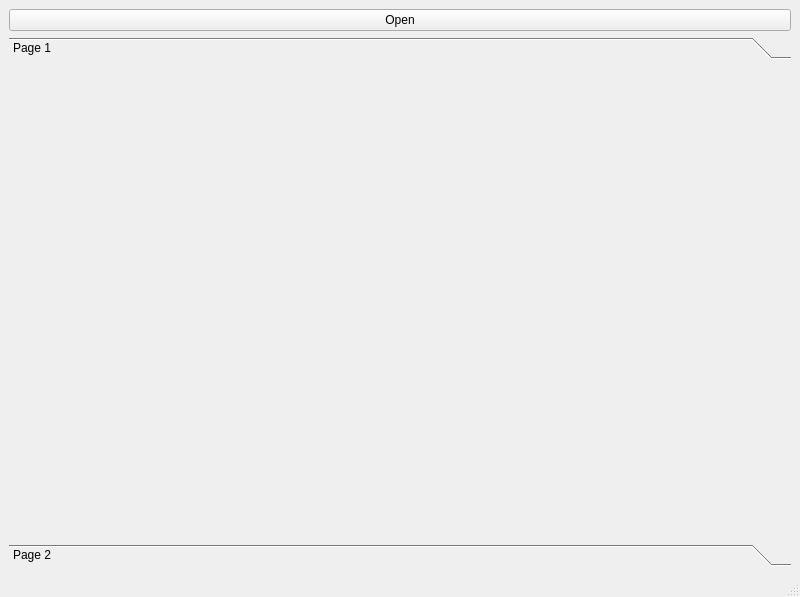
Above: pipeline/ui/SaveAndOpen.ui from GuillaumeRoeder/DCC before the change. Below: the same form after it.
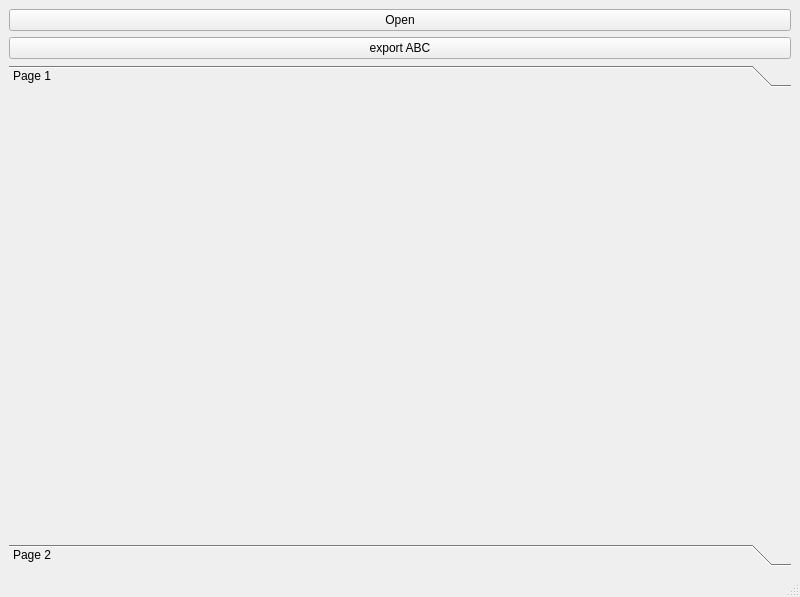
That is the form after the change. The open tabs and pages were chosen to show the change.

```diff
--- a/pipeline/ui/SaveAndOpen.ui
+++ b/pipeline/ui/SaveAndOpen.ui
@@ -24,7 +24,7 @@
         </property>
        </widget>
       </item>
-      <item row="2" column="0">
+      <item row="3" column="0">
        <widget class="QToolBox" name="toolBox">
         <property name="currentIndex">
          <number>1</number>
@@ -34,8 +34,8 @@
           <rect>
            <x>0</x>
            <y>0</y>
-           <width>780</width>
-           <height>453</height>
+           <width>98</width>
+           <height>28</height>
           </rect>
          </property>
          <attribute name="label">
@@ -70,6 +70,13 @@
         </widget>
        </widget>
       </item>
+      <item row="2" column="0">
+       <widget class="QPushButton" name="exportABC">
+        <property name="text">
+         <string>export ABC</string>
+        </property>
+       </widget>
+      </item>
      </layout>
     </item>
    </layout>
```
Left out of the diff: 2 changed lines with no effect on the pictures.
